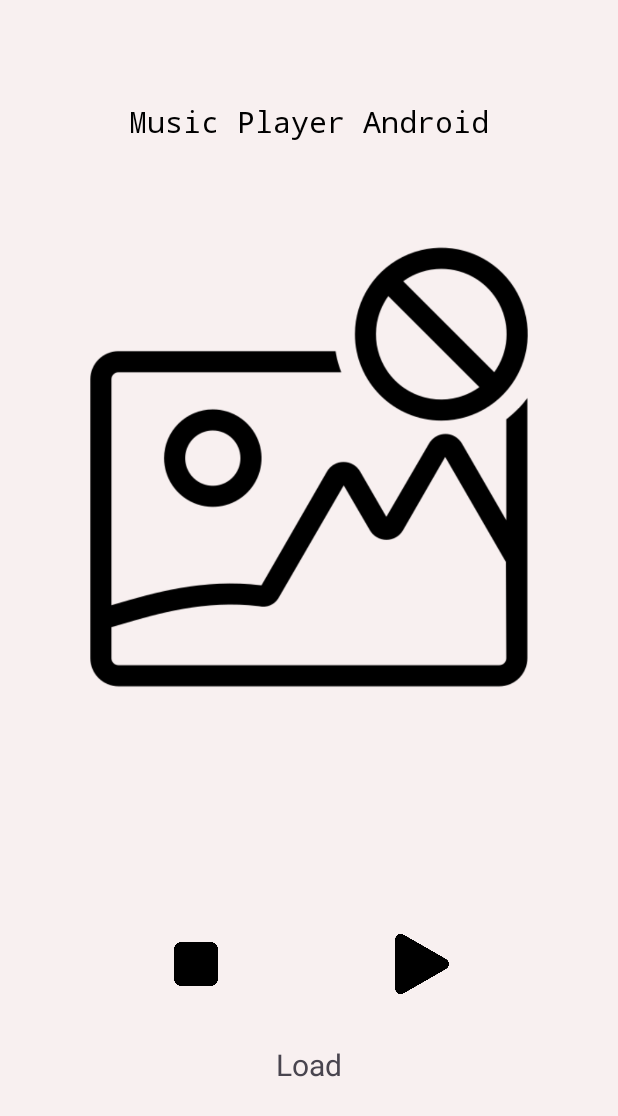
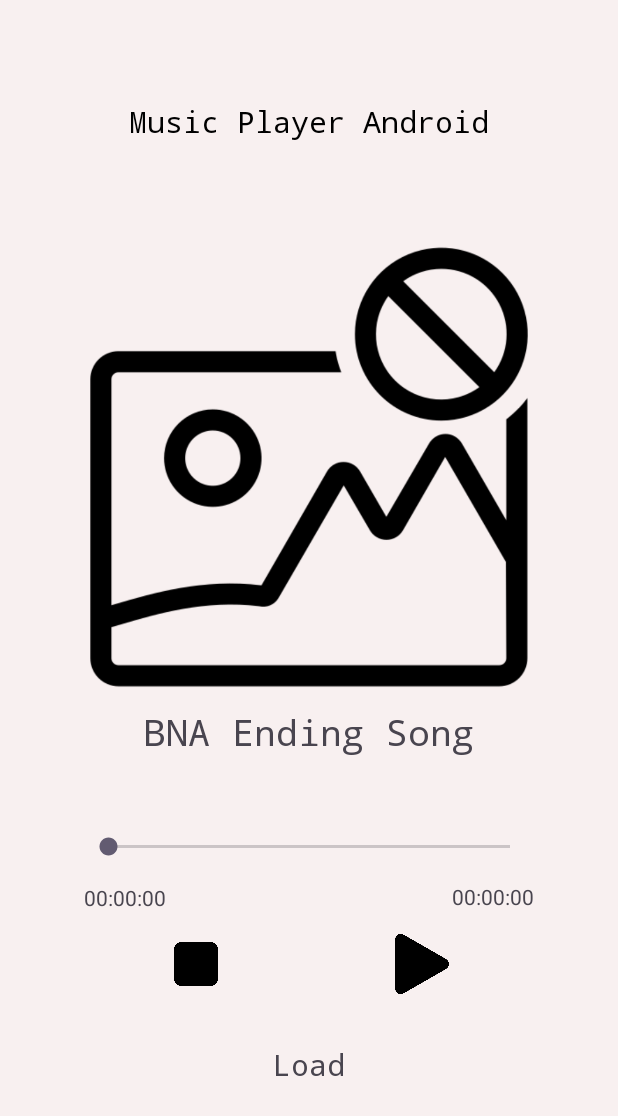
Before and after one commit to Termi25/AplicatieMuzicaMobila, an Android app: the screen it shows after launch (MainActivity), on a phone screen of 412 x 824 dp. Shown: the top 1116 px of the screen. Run offline under Robolectric (Android 15) with nearby library versions, the phone set to English and light mode, and no system bars.

```diff
--- a/app/src/main/res/layout/activity_main.xml
+++ b/app/src/main/res/layout/activity_main.xml
@@ -65,6 +65,7 @@
         android:id="@+id/btnLoad"
         android:layout_width="wrap_content"
         android:layout_height="wrap_content"
+        android:fontFamily="monospace"
         android:text="Load"
         android:textSize="20sp"
         app:layout_constraintBottom_toBottomOf="parent"
@@ -73,4 +74,53 @@
         app:layout_constraintTop_toBottomOf="@+id/imageView"
         app:layout_constraintVertical_bias="0.7" />
 
+    <TextView
+        android:id="@+id/tvSongName"
+        android:layout_width="0dp"
+        android:layout_height="wrap_content"
+        android:layout_margin="10dp"
+        android:singleLine="false"
+        android:text="BNA Ending Song"
+        android:textAlignment="center"
+        android:textSize="24sp"
+        android:typeface="monospace"
+        app:layout_constraintBottom_toTopOf="@+id/btnStop"
+        app:layout_constraintEnd_toEndOf="@+id/imageView"
+        app:layout_constraintStart_toStartOf="@+id/imageView"
+        app:layout_constraintTop_toBottomOf="@+id/imageView"
+        app:layout_constraintVertical_bias="0.0" />
+
+    <SeekBar
+        android:id="@+id/seekBar"
+        android:layout_width="0dp"
+        android:layout_height="wrap_content"
+        app:layout_constraintBottom_toTopOf="@+id/btnStop"
+        app:layout_constraintEnd_toEndOf="@+id/imageView"
+        app:layout_constraintHorizontal_bias="1.0"
+        app:layout_constraintStart_toStartOf="@+id/imageView"
+        app:layout_constraintTop_toBottomOf="@+id/tvSongName"
+        app:layout_constraintVertical_bias="0.507" />
+
+    <TextView
+        android:id="@+id/tvDurationCurrent"
+        android:layout_width="wrap_content"
+        android:layout_height="wrap_content"
+        android:text="00:00:00"
+        app:layout_constraintBottom_toTopOf="@+id/btnStop"
+        app:layout_constraintEnd_toEndOf="@+id/btnStop"
+        app:layout_constraintHorizontal_bias="0.0"
+        app:layout_constraintStart_toStartOf="@+id/seekBar"
+        app:layout_constraintTop_toBottomOf="@+id/seekBar" />
+
+    <TextView
+        android:id="@+id/tvDurationFinal"
+        android:layout_width="wrap_content"
+        android:layout_height="wrap_content"
+        android:text="00:00:00"
+        app:layout_constraintBottom_toTopOf="@+id/btnPlay"
+        app:layout_constraintEnd_toEndOf="@+id/seekBar"
+        app:layout_constraintHorizontal_bias="1.0"
+        app:layout_constraintStart_toStartOf="@+id/btnPlay"
+        app:layout_constraintTop_toBottomOf="@+id/seekBar" />
+
 </androidx.constraintlayout.widget.ConstraintLayout>
```
Also changed, not shown: app/src/main/java/com/ase/aplicatiemuzicamobila/MainActivity.java (+108 -20 lines), app/src/main/java/com/ase/aplicatiemuzicamobila/PlayButton.java (+17 -6 lines).
